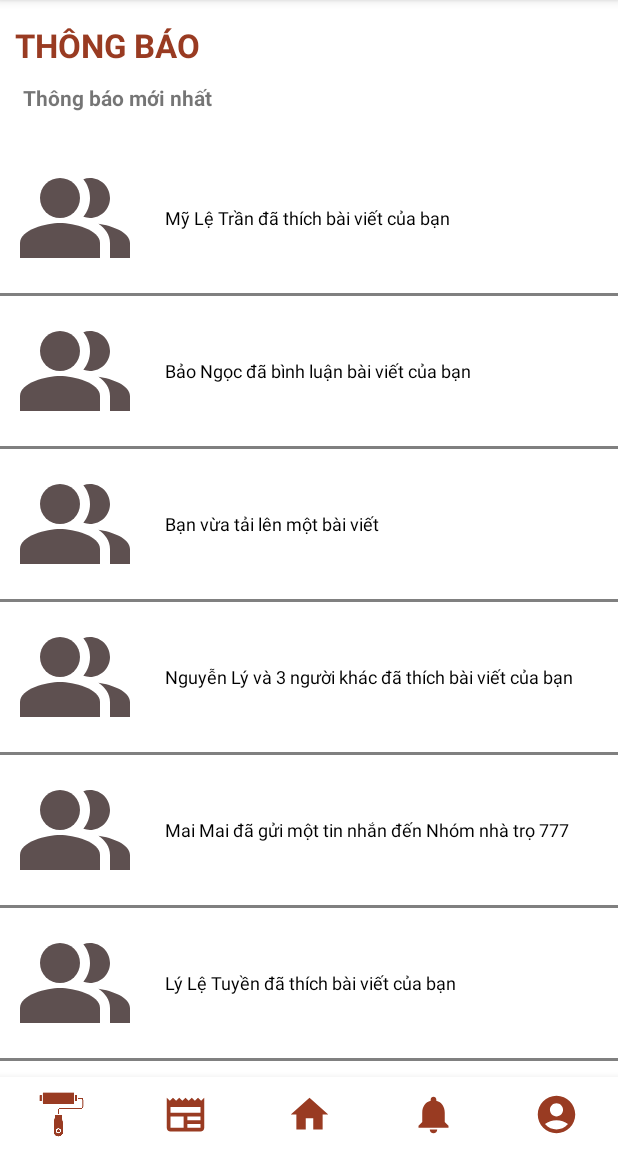
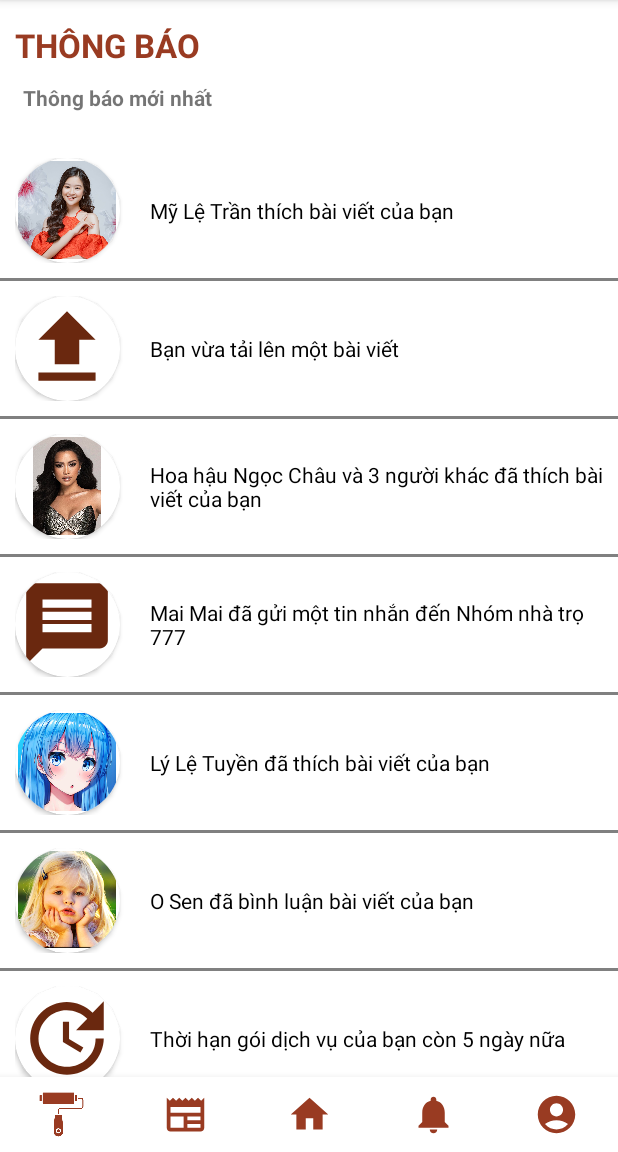
Before and after one commit to giangle286/MOBILE_PROJECT, an Android app: the screen it shows after launch (Activity_Notification), on a phone screen of 412 x 824 dp, the part 84-1236 px from its top. Run offline under Robolectric (Android 15) with nearby library versions, the phone set to English and light mode, and no system bars.

Commit message:
Notification_UpdateInfo

```diff
--- a/app/src/main/java/com/example/adapters/NotificationAdapter.java
+++ b/app/src/main/java/com/example/adapters/NotificationAdapter.java
@@ -5,6 +5,7 @@ import android.view.LayoutInflater;
 import android.view.View;
 import android.view.ViewGroup;
 import android.widget.BaseAdapter;
+import android.widget.ImageView;
 import android.widget.TextView;
 
 import androidx.recyclerview.widget.RecyclerView;
@@ -15,6 +16,7 @@ import com.example.moroapplication.R;
 import java.util.ArrayList;
 
 public class NotificationAdapter extends BaseAdapter {
+
     private Activity context;
     ArrayList<Notification> notifications;
 
@@ -47,17 +49,21 @@ public class NotificationAdapter extends BaseAdapter {
             LayoutInflater inflater = context.getLayoutInflater();
             view = inflater.inflate(R.layout.itemlist_notification, null);
             holder.txtNotification = view.findViewById(R.id.txtNotification);
+            holder.imvNotification = view.findViewById(R.id.imv_Notification);
             view.setTag(holder);
         }else {
             holder = (NotificationAdapter.ViewHolder) view.getTag();
 
         }
-        holder.txtNotification.setText(notifications.get(i).getNotification());
+        holder.txtNotification.setText(notifications.get(i).getNotificationTitle());
+        holder.imvNotification.setImageResource(notifications.get(i).getNotificationThumb());
+//
         return view;
     }
 
     public static class ViewHolder {
         TextView txtNotification;
+        ImageView imvNotification;
 
 
     }
--- a/app/src/main/java/com/example/models/Notification.java
+++ b/app/src/main/java/com/example/models/Notification.java
@@ -1,17 +1,40 @@
 package com.example.models;
 
 public class Notification {
-    private String Notification;
+    int notificationThumb;
+    String notificationTitle;
 
-    public Notification(String notification) {
-        Notification = notification;
+    public int getNotificationThumb() {
+        return notificationThumb;
     }
 
-    public String getNotification() {
-        return Notification;
+    public void setNotificationThumb(int notificationThumb) {
+        this.notificationThumb = notificationThumb;
     }
 
-    public void setNotification(String notification) {
-        Notification = notification;
+    public String getNotificationTitle() {
+        return notificationTitle;
     }
+
+    public void setNotificationTitle(String notificationTitle) {
+        this.notificationTitle = notificationTitle;
+    }
+
+    public Notification(int notificationThumb, String notificationTitle) {
+        this.notificationThumb = notificationThumb;
+        this.notificationTitle = notificationTitle;
+    }
+//    private String Notification;
+//
+//    public Notification(String notification) {
+//        Notification = notification;
+//    }
+//
+//    public String getNotification() {
+//        return Notification;
+//    }
+//
+//    public void setNotification(String notification) {
+//        Notification = notification;
+//    }
 }
--- a/app/src/main/java/com/example/moroapplication/Activity_Notification.java
+++ b/app/src/main/java/com/example/moroapplication/Activity_Notification.java
@@ -64,13 +64,17 @@ public class Activity_Notification extends AppCompatActivity {
 
     private void initData() {
         notifications = new ArrayList<>();
-        notifications.add(new com.example.models.Notification("Mỹ Lệ Trần đã thích bài viết của bạn"));
-        notifications.add(new com.example.models.Notification("Bảo Ngọc đã bình luận bài viết của bạn"));
-        notifications.add(new com.example.models.Notification("Bạn vừa tải lên một bài viết"));
-        notifications.add(new com.example.models.Notification("Nguyễn Lý và 3 người khác đã thích bài viết của bạn"));
-        notifications.add(new com.example.models.Notification("Mai Mai đã gửi một tin nhắn đến Nhóm nhà trọ 777"));
-        notifications.add(new com.example.models.Notification("Lý Lệ Tuyền đã thích bài viết của bạn"));
-        notificationAdapter = new NotificationAdapter(this, notifications);
+        notifications.add(new com.example.models.Notification(R.drawable.ngoc,"Mỹ Lệ Trần thích bài viết của bạn"));
+        notifications.add(new com.example.models.Notification(R.drawable.ic_baseline_upload_24,"Bạn vừa tải lên một bài viết"));
+        notifications.add(new com.example.models.Notification(R.drawable.ngocchau,"Hoa hậu Ngọc Châu và 3 người khác đã thích bài viết của bạn"));notifications.add(new com.example.models.Notification(R.drawable.ic_baseline_message_24,"Mai Mai đã gửi một tin nhắn đến Nhóm nhà trọ 777"));notifications.add(new com.example.models.Notification(R.drawable.animegirl,"Lý Lệ Tuyền đã thích bài viết của bạn"));notifications.add(new com.example.models.Notification(R.drawable.girl,"O Sen đã bình luận bài viết của bạn"));notifications.add(new com.example.models.Notification(R.drawable.ic_baseline_update_24,"Thời hạn gói dịch vụ của bạn còn 5 ngày nữa"));
+
+
+//        notifications.add(new com.example.models.Notification());
+//        notifications.add(new com.example.models.Notification(""));
+//        notifications.add(new com.example.models.Notification(""));
+//        notifications.add(new com.example.models.Notification(""));
+//        notifications.add(new com.example.models.Notification(""));
+        notificationAdapter = new NotificationAdapter(Activity_Notification.this,notifications);
         lvNotification.setAdapter(notificationAdapter);
     }
 
--- /dev/null
+++ b/app/src/main/res/drawable/ic_baseline_message_24.xml
@@ -0,0 +1,5 @@
+<vector android:autoMirrored="true" android:height="15dp"
+    android:tint="#6A280F" android:viewportHeight="24"
+    android:viewportWidth="24" android:width="15dp" xmlns:android="http://schemas.android.com/apk/res/android">
+    <path android:fillColor="@android:color/white" android:pathData="M20,2L4,2c-1.1,0 -1.99,0.9 -1.99,2L2,22l4,-4h14c1.1,0 2,-0.9 2,-2L22,4c0,-1.1 -0.9,-2 -2,-2zM18,14L6,14v-2h12v2zM18,11L6,11L6,9h12v2zM18,8L6,8L6,6h12v2z"/>
+</vector>
--- /dev/null
+++ b/app/src/main/res/drawable/ic_baseline_update_24.xml
@@ -0,0 +1,5 @@
+<vector android:height="24dp" android:tint="#6A280F"
+    android:viewportHeight="24" android:viewportWidth="24"
+    android:width="24dp" xmlns:android="http://schemas.android.com/apk/res/android">
+    <path android:fillColor="@android:color/white" android:pathData="M21,10.12h-6.78l2.74,-2.82c-2.73,-2.7 -7.15,-2.8 -9.88,-0.1c-2.73,2.71 -2.73,7.08 0,9.79s7.15,2.71 9.88,0C18.32,15.65 19,14.08 19,12.1h2c0,1.98 -0.88,4.55 -2.64,6.29c-3.51,3.48 -9.21,3.48 -12.72,0c-3.5,-3.47 -3.53,-9.11 -0.02,-12.58s9.14,-3.47 12.65,0L21,3V10.12zM12.5,8v4.25l3.5,2.08l-0.72,1.21L11,13V8H12.5z"/>
+</vector>
--- /dev/null
+++ b/app/src/main/res/drawable/ic_baseline_upload_24.xml
@@ -0,0 +1,5 @@
+<vector android:height="24dp" android:tint="#6A280F"
+    android:viewportHeight="24" android:viewportWidth="24"
+    android:width="24dp" xmlns:android="http://schemas.android.com/apk/res/android">
+    <path android:fillColor="@android:color/white" android:pathData="M5,20h14v-2H5V20zM5,10h4v6h6v-6h4l-7,-7L5,10z"/>
+</vector>
--- a/app/src/main/res/layout/itemlist_notification.xml
+++ b/app/src/main/res/layout/itemlist_notification.xml
@@ -1,5 +1,6 @@
 <?xml version="1.0" encoding="utf-8"?>
 <LinearLayout xmlns:android="http://schemas.android.com/apk/res/android"
+    xmlns:app="http://schemas.android.com/apk/res-auto"
     android:orientation="vertical"
     android:layout_width="match_parent"
     android:layout_height="match_parent"
@@ -7,10 +8,21 @@
     <LinearLayout
         android:layout_width="wrap_content"
         android:layout_height="wrap_content">
-        <ImageView
-            android:layout_width="80dp"
-            android:layout_height="80dp"
-            android:src="@drawable/ic_baseline_people_alt_24"/>
+
+        <androidx.cardview.widget.CardView
+            android:layout_width="70dp"
+            android:layout_height="70dp"
+            app:cardCornerRadius="50dp">
+
+            <ImageView
+                android:id="@+id/imv_Notification"
+                android:layout_width="65dp"
+                android:layout_height="65dp"
+                android:src="@drawable/ic_baseline_people_alt_24"
+                android:layout_gravity="center"/>
+        </androidx.cardview.widget.CardView>
+
+
         <TextView
             android:id="@+id/txtNotification"
             android:layout_width="wrap_content"
@@ -19,7 +31,7 @@
             android:layout_marginLeft="20dp"
             android:layout_gravity="center"
             android:textColor="@color/black"
-            android:textSize="12sp"/>
+            android:textSize="14sp"/>
     </LinearLayout>
 
 </LinearLayout>
```
Also changed, not shown: app/src/main/res/drawable-v24/animegirl.png (added), app/src/main/res/drawable-v24/girl.png (added), app/src/main/res/drawable-v24/ngoc.jpg (added), app/src/main/res/drawable-v24/ngocchau.jpeg (added), app/src/main/res/drawable-v24/nicehouse.jpg (added).
